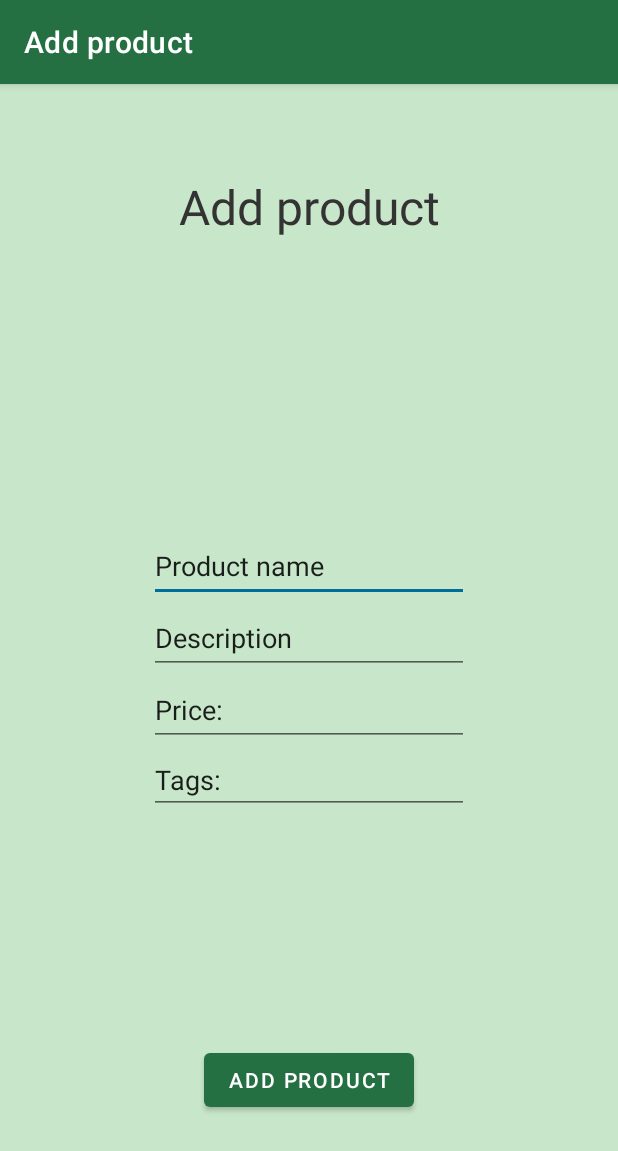
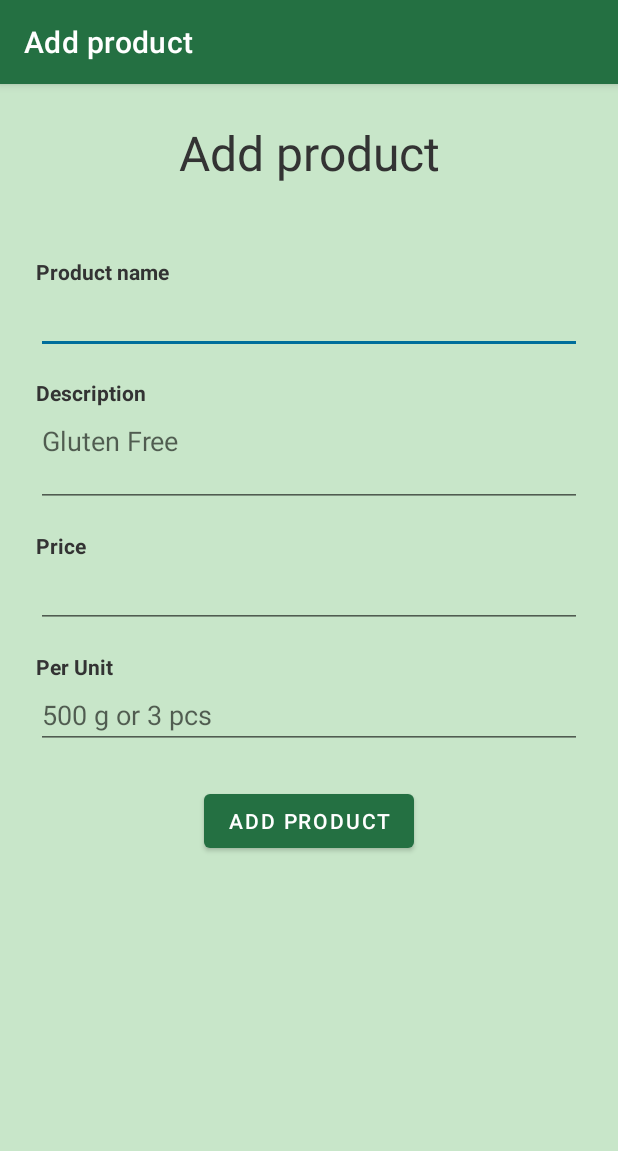
Before and after one commit to Jelmer1887/OnlyFarms, an Android app: the AddProduct screen opened directly, with no data from a screen before it, on a phone screen of 412 x 824 dp. Shown: the top 1151 px of the screen. Run offline under Robolectric (Android 15) with nearby library versions, the phone set to English and light mode, and no system bars.

Commit message:
Fixed all the xml (not all)

```diff
--- a/app/src/main/java/nl/tue/onlyfarms/view/vendor/AddProduct.java
+++ b/app/src/main/java/nl/tue/onlyfarms/view/vendor/AddProduct.java
@@ -11,6 +11,6 @@ public class AddProduct extends AppCompatActivity {
     @Override
     protected void onCreate(Bundle savedInstanceState) {
         super.onCreate(savedInstanceState);
-        setContentView(R.layout.fragment_addproduct);
+        setContentView(R.layout.activity_addproduct);
     }
 }
--- a/app/src/main/res/layout/fragment_addproduct.xml
+++ b/app/src/main/res/layout/activity_addproduct.xml
@@ -42,7 +42,7 @@
             android:id="@+id/textView16"
             android:layout_width="wrap_content"
             android:layout_height="wrap_content"
-            android:layout_marginTop="60dp"
+            android:layout_marginTop="24dp"
             android:text="Add product"
             android:textIsSelectable="false"
             android:textSize="32dp"
@@ -55,7 +55,7 @@
             android:id="@+id/imageView2"
             android:layout_width="wrap_content"
             android:layout_height="wrap_content"
-            android:layout_marginTop="40dp"
+            android:layout_marginTop="24dp"
             app:layout_constraintEnd_toEndOf="parent"
             app:layout_constraintStart_toStartOf="parent"
             app:layout_constraintTop_toBottomOf="@+id/textView16"
@@ -63,63 +63,86 @@
             tools:srcCompat="@tools:sample/avatars" />
 
         <androidx.constraintlayout.widget.ConstraintLayout
-            android:layout_width="wrap_content"
+            android:id="@+id/constraintLayout"
+            android:layout_width="match_parent"
             android:layout_height="wrap_content"
-            app:layout_constraintBottom_toTopOf="@+id/button4"
+            android:layout_marginTop="24dp"
+            android:layout_marginStart="24dp"
+            android:layout_marginEnd="24dp"
             app:layout_constraintEnd_toEndOf="parent"
             app:layout_constraintStart_toStartOf="parent"
             app:layout_constraintTop_toBottomOf="@+id/imageView2">
 
-            <EditText
-                android:id="@+id/editTextTextPersonName6"
+            <TextView
+                android:id="@+id/productName"
                 android:layout_width="wrap_content"
                 android:layout_height="wrap_content"
-                android:ems="10"
-                android:inputType="textPersonName"
-                android:minHeight="48dp"
-                android:text="@string/productName"
-                app:layout_constraintBottom_toTopOf="@+id/editTextTextPersonName7"
-                app:layout_constraintEnd_toEndOf="parent"
-                app:layout_constraintStart_toStartOf="parent"
-                app:layout_constraintTop_toTopOf="parent" />
+                android:text="@string/product_name"
+                android:textStyle="bold"
+                app:layout_constraintTop_toTopOf="parent"
+                app:layout_constraintStart_toStartOf="parent"/>
 
             <EditText
-                android:id="@+id/editTextTextPersonName7"
+                android:id="@+id/productNameInput"
+                android:layout_width="match_parent"
+                android:layout_height="wrap_content"
+                android:inputType="text"
+                app:layout_constraintTop_toBottomOf="@id/productName" />
+
+            <TextView
+                android:id="@+id/description"
                 android:layout_width="wrap_content"
                 android:layout_height="wrap_content"
-                android:ems="10"
-                android:inputType="textPersonName"
-                android:minHeight="48dp"
-                android:text="Description"
-                app:layout_constraintBottom_toTopOf="@+id/editTextTextPersonName8"
-                app:layout_constraintEnd_toEndOf="parent"
-                app:layout_constraintStart_toStartOf="parent"
-                app:layout_constraintTop_toBottomOf="@+id/editTextTextPersonName6" />
+                android:text="@string/description"
+                android:textStyle="bold"
+                android:layout_marginTop="16dp"
+                app:layout_constraintTop_toBottomOf="@id/productNameInput"
+                app:layout_constraintStart_toStartOf="parent"/>
 
             <EditText
-                android:id="@+id/editTextTextPersonName8"
+                android:id="@+id/descriptionInput"
+                android:layout_width="match_parent"
+                android:layout_height="wrap_content"
+                android:inputType="textMultiLine"
+                android:hint="Gluten Free"
+                android:gravity="top|start"
+                android:lines="2"
+                app:layout_constraintTop_toBottomOf="@id/description" />
+
+            <TextView
+                android:id="@+id/price"
                 android:layout_width="wrap_content"
                 android:layout_height="wrap_content"
-                android:ems="10"
-                android:inputType="textPersonName"
-                android:minHeight="48dp"
-                android:text="@string/Price"
-                app:layout_constraintBottom_toTopOf="@+id/editTextTextPersonName"
-                app:layout_constraintEnd_toEndOf="parent"
-                app:layout_constraintStart_toStartOf="parent"
-                app:layout_constraintTop_toBottomOf="@+id/editTextTextPersonName7" />
+                android:text="@string/price"
+                android:textStyle="bold"
+                android:layout_marginTop="16dp"
+                app:layout_constraintTop_toBottomOf="@id/descriptionInput"
+                app:layout_constraintStart_toStartOf="parent"/>
 
             <EditText
-                android:id="@+id/editTextTextPersonName"
+                android:id="@+id/priceInput"
+                android:layout_width="match_parent"
+                android:layout_height="wrap_content"
+                android:inputType="number"
+                app:layout_constraintTop_toBottomOf="@id/price" />
+
+            <TextView
+                android:id="@+id/perUnit"
                 android:layout_width="wrap_content"
                 android:layout_height="wrap_content"
-                android:ems="10"
-                android:inputType="textPersonName"
-                android:text="@string/Tags"
-                app:layout_constraintBottom_toBottomOf="parent"
-                app:layout_constraintEnd_toEndOf="parent"
-                app:layout_constraintStart_toStartOf="parent"
-                app:layout_constraintTop_toBottomOf="@+id/editTextTextPersonName8" />
+                android:text="@string/per_unit"
+                android:textStyle="bold"
+                android:layout_marginTop="16dp"
+                app:layout_constraintTop_toBottomOf="@id/priceInput"
+                app:layout_constraintStart_toStartOf="parent"/>
+
+            <EditText
+                android:id="@+id/perUnitInput"
+                android:layout_width="match_parent"
+                android:layout_height="wrap_content"
+                android:hint="500 g or 3 pcs"
+                android:inputType="text"
+                app:layout_constraintTop_toBottomOf="@id/perUnit" />
 
         </androidx.constraintlayout.widget.ConstraintLayout>
 
@@ -127,11 +150,11 @@
             android:id="@+id/button4"
             android:layout_width="wrap_content"
             android:layout_height="wrap_content"
-            android:layout_marginBottom="80dp"
+            android:layout_marginTop="24dp"
             android:text="@string/addProduct"
-            app:layout_constraintBottom_toBottomOf="parent"
             app:layout_constraintEnd_toEndOf="parent"
-            app:layout_constraintStart_toStartOf="parent" />
+            app:layout_constraintStart_toStartOf="parent"
+            app:layout_constraintTop_toBottomOf="@+id/constraintLayout" />
 
 
     </androidx.constraintlayout.widget.ConstraintLayout>
--- a/app/src/main/res/layout/activity_reservation_confirm.xml
+++ b/app/src/main/res/layout/activity_reservation_confirm.xml
@@ -34,10 +34,10 @@
             android:layout_width="0dp"
             android:layout_height="0dp"
             android:layout_marginLeft="24dp"
-            android:layout_marginTop="-20dp"
+            android:layout_paddingBottom="96dp"
+            android:paddingTop="24dp"
             android:layout_marginRight="24dp"
             android:clipToPadding="false"
-            android:paddingTop="44dp"
             app:layout_constraintBottom_toBottomOf="parent"
             app:layout_constraintEnd_toEndOf="parent"
             app:layout_constraintStart_toStartOf="parent"
--- a/app/src/main/res/layout/activity_store_general.xml
+++ b/app/src/main/res/layout/activity_store_general.xml
@@ -96,7 +96,7 @@
                                 android:id="@+id/storeGeneral_address"
                                 android:layout_width="wrap_content"
                                 android:layout_height="wrap_content"
-                                android:text="@string/address"
+                                android:text="@string/address2"
                                 app:layout_constraintStart_toStartOf="parent"
                                 app:layout_constraintTop_toBottomOf="@+id/storeGeneral_store_name" />
 
--- a/app/src/main/res/values/strings.xml
+++ b/app/src/main/res/values/strings.xml
@@ -47,7 +47,7 @@
     <string name="hello_blank_fragment">Hello blank fragment</string>
 
     <string name="Reservations">Reservations</string>
-    <string name="clientName">Client name</string>
+    <string name="clientName">Client name:</string>
     <string name="orderedItems">Items ordered:</string>
     <string name="MakeReservation">Make this reservation</string>
     <string name="seeMore">See more...</string>
@@ -106,4 +106,7 @@
     <string name="your_stores">Your Stores</string>
     <string name="addStore">Add store</string>
 
+    <string name="per_unit">Per Unit</string>
+    <string name="price">Price</string>
+
 </resources>
```
Also changed, not shown: app/src/main/res/layout/fragment_add_store.xml (deleted, +0 -243 lines), app/src/main/res/layout/fragment_reservations_vendor.xml (+3 -29 lines), app/src/main/res/layout/frame_card_reservation_client.xml (+3 -20 lines), app/src/main/res/layout/frame_card_reservation_vendor.xml (+1 -35 lines), app/src/main/res/layout/my_store_activity.xml (deleted, +0 -53 lines).
